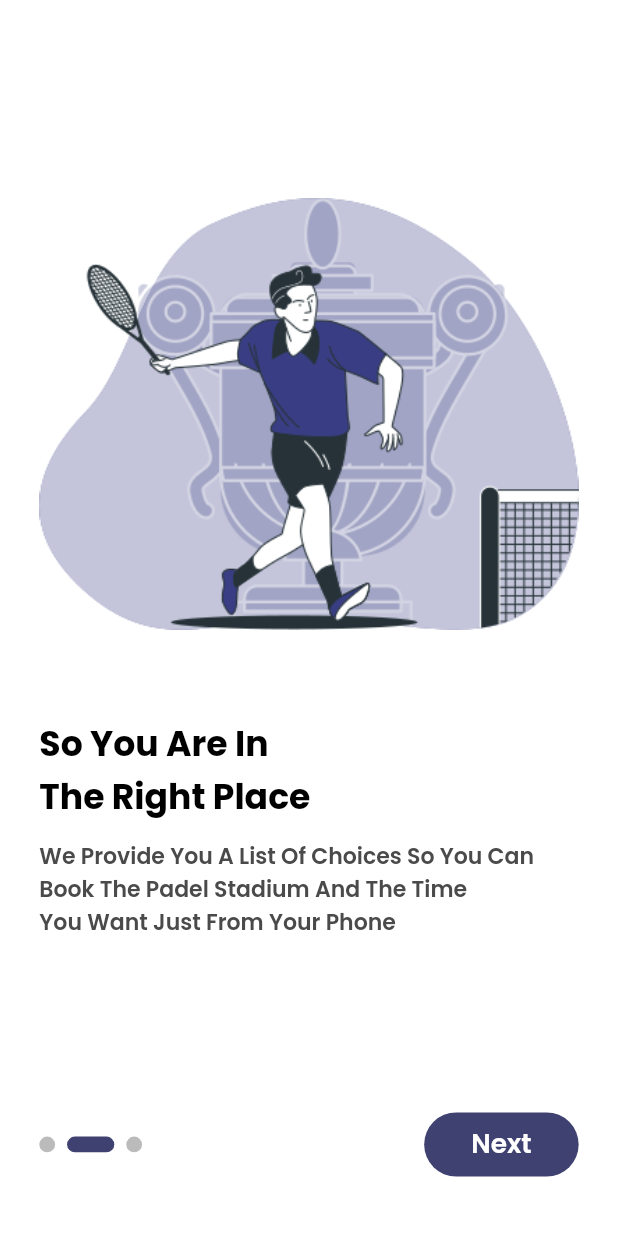
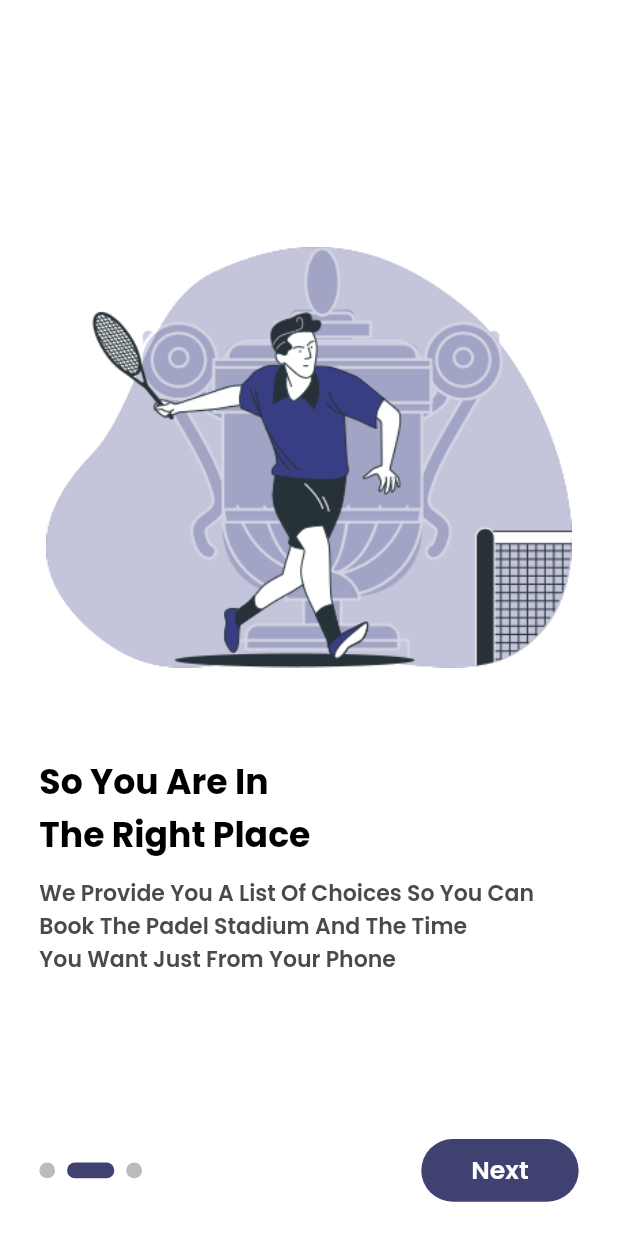
Before and after one commit to Salah-E-Messaoudi/padel, a Flutter app: the screen it shows after launch, after a tap on "Next", on a phone screen of 412 x 824 dp. Run offline on Flutter 3.47's test engine with Material 2 defaults, Android fonts, the light colour scheme and no system bars; drawn by our look-alikes of smooth_page_indicator; our stand-ins replace country_code_picker, firebase_core, firebase_messaging, flutter_datetime_picker, flutter_local_notifications, flutter_screenutil and 6 more; missing offline and left inert: phone_number; accounts and stored records are empty; generated files the repository leaves out were written again; project files that could hold a hidden picture were left out.

Commit message:
bug fixes to wrapper and onboarding

```diff
--- a/lib/src/view_models/wrappers/wrapper.dart
+++ b/lib/src/view_models/wrappers/wrapper.dart
@@ -2,6 +2,7 @@ import 'package:flutter/material.dart';
 import 'package:padel/src/settings/preferences.dart';
 import 'package:padel/src/settings/settings_controller.dart';
 import 'package:padel/src/widgets/authentication.dart';
+import 'package:padel/src/widgets/screens.dart';
 
 class Wrapper extends StatefulWidget {
   const Wrapper({
@@ -30,12 +31,10 @@ class _WrapperState extends State<Wrapper> {
     return FutureBuilder(
         future: getShowOnboarding(),
         builder: (context, snapshot) {
-          // if (showOnboarding == null ||
-          //     snapshot.connectionState == ConnectionState.waiting) {
-          //   return const SplashScreen(
-          //     loading: true,
-          //   );
-          // }
+          if (showOnboarding == null ||
+              snapshot.connectionState == ConnectionState.waiting) {
+            return const SplashScreen(loading: true);
+          }
           if (showOnboarding == true) {
             return Onboarding(
               setShowOnboarding: hideOnboarding,
--- a/lib/src/widgets/authentication/onboarding.dart
+++ b/lib/src/widgets/authentication/onboarding.dart
@@ -1,6 +1,5 @@
 import 'package:flutter/material.dart';
 import 'package:flutter_screenutil/flutter_screenutil.dart';
-import 'package:google_fonts/google_fonts.dart';
 import 'package:padel/src/widgets/widget_models.dart';
 import 'package:smooth_page_indicator/smooth_page_indicator.dart';
 import 'package:flutter_gen/gen_l10n/app_localizations.dart';
@@ -37,13 +36,12 @@ class _OnboardingState extends State<Onboarding> {
 
   @override
   Widget build(BuildContext context) {
-    return SafeArea(
-      child: Scaffold(
+    return Scaffold(
       body: Column(
         crossAxisAlignment: CrossAxisAlignment.center,
-          mainAxisAlignment: MainAxisAlignment.spaceAround,
+        mainAxisAlignment: MainAxisAlignment.spaceBetween,
         children: [
-            SizedBox(height: 20.sp),
+          SizedBox(height: 120.h),
           SizedBox(
             height: 540.h,
             child: PageView(
@@ -59,29 +57,28 @@ class _OnboardingState extends State<Onboarding> {
                 }
               },
               children: [
-                  OnboardingModule(
+                OnboardingWidget(
                   imagePath: 'assets/images/onboarding1.png',
                   title: AppLocalizations.of(context)!.onboarding_title_1,
-                    subtitle:
-                        AppLocalizations.of(context)!.onboarding_subtitle_1,
+                  subtitle: AppLocalizations.of(context)!.onboarding_subtitle_1,
                 ),
-                  OnboardingModule(
+                OnboardingWidget(
                   imagePath: 'assets/images/onboarding2.png',
                   title: AppLocalizations.of(context)!.onboarding_title_2,
-                    subtitle:
-                        AppLocalizations.of(context)!.onboarding_subtitle_2,
+                  subtitle: AppLocalizations.of(context)!.onboarding_subtitle_2,
                 ),
-                  OnboardingModule(
+                OnboardingWidget(
                   imagePath: 'assets/images/onboarding3.png',
                   title: AppLocalizations.of(context)!.onboarding_title_3,
-                    subtitle:
-                        AppLocalizations.of(context)!.onboarding_subtitle_3,
+                  subtitle: AppLocalizations.of(context)!.onboarding_subtitle_3,
                 ),
               ],
             ),
           ),
           Padding(
-              padding: EdgeInsets.symmetric(horizontal: 25.w),
+            padding: EdgeInsets.symmetric(
+                horizontal: 25.w,
+                vertical: MediaQuery.of(context).viewInsets.bottom + 20.h),
             child: Row(
               mainAxisAlignment: MainAxisAlignment.spaceBetween,
               children: [
@@ -95,7 +92,10 @@ class _OnboardingState extends State<Onboarding> {
                     dotWidth: 10.sp,
                   ),
                 ),
-                  CustomIconTextButton(
+                AnimatedContainer(
+                  duration: const Duration(milliseconds: 150),
+                  width: currentIndex < nbPages - 1 ? 100.sp : 150.sp,
+                  child: CustomIconTextButton(
                     label: currentIndex < nbPages - 1
                         ? AppLocalizations.of(context)!.next
                         : AppLocalizations.of(context)!.get_started,
@@ -109,70 +109,13 @@ class _OnboardingState extends State<Onboarding> {
                       }
                     },
                     fontColor: Colors.white,
-                    fontSize: 16.sp,
-                    // fixedSize: Size(0.8.sw, 45.sp),
+                  ),
                 ),
               ],
             ),
           ),
         ],
       ),
-      ),
     );
   }
 }
-
-class OnboardingModule extends StatelessWidget {
-  const OnboardingModule({
-    Key? key,
-    required this.imagePath,
-    required this.title,
-    required this.subtitle,
-  }) : super(key: key);
-  final String imagePath;
-  final String title;
-  final String subtitle;
-
-  @override
-  Widget build(BuildContext context) {
-    return Column(
-      crossAxisAlignment: CrossAxisAlignment.start,
-      mainAxisAlignment: MainAxisAlignment.center,
-      children: [
-        Center(
-          child: Image(
-            image: AssetImage(imagePath),
-            width: 1.sw - 50.w,
-          ),
-        ),
-        SizedBox(height: 60.h),
-        Padding(
-          padding: EdgeInsets.symmetric(horizontal: 25.sp),
-          child: Text(
-            title,
-            style: GoogleFonts.poppins(
-              color: Theme.of(context).textTheme.headline1!.color,
-              fontSize: 22.sp,
-              fontWeight: FontWeight.bold,
-            ),
-            textAlign: TextAlign.left,
-          ),
-        ),
-        SizedBox(height: 10.sp),
-        Padding(
-          padding: EdgeInsets.symmetric(horizontal: 25.sp),
-          child: Text(
-            subtitle,
-            style: GoogleFonts.poppins(
-              color: Theme.of(context).textTheme.headline2!.color,
-              fontSize: 14.sp,
-              fontWeight: FontWeight.w600,
-            ),
-            textAlign: TextAlign.left,
-          ),
-        ),
-        SizedBox(height: 40.h),
-      ],
-    );
-  }
-}
--- a/lib/src/widgets/screens.dart
+++ b/lib/src/widgets/screens.dart
@@ -1,11 +1,12 @@
-export 'package:padel/src/widgets/screens/booking_details.dart';
-export 'package:padel/src/widgets/screens/bookings.dart';
-export 'package:padel/src/widgets/screens/main_screen.dart';
-export 'package:padel/src/widgets/screens/my_friends.dart';
-export 'package:padel/src/widgets/screens/notification.dart';
-export 'package:padel/src/widgets/screens/pending_invitation.dart';
-export 'package:padel/src/widgets/screens/play_system.dart';
-export 'package:padel/src/widgets/screens/profile.dart';
-export 'package:padel/src/widgets/screens/side_menu.dart';
-export 'package:padel/src/widgets/screens/stadium_details.dart';
-export 'package:padel/src/widgets/screens/stadiums.dart';
+export './screens/booking_details.dart';
+export './screens/bookings.dart';
+export './screens/main_screen.dart';
+export './screens/my_friends.dart';
+export './screens/notification.dart';
+export './screens/pending_invitation.dart';
+export './screens/play_system.dart';
+export './screens/profile.dart';
+export './screens/side_menu.dart';
+export './screens/stadium_details.dart';
+export './screens/stadiums.dart';
+export './screens/splash_screen.dart';
--- /dev/null
+++ b/lib/src/widgets/screens/splash_screen.dart
@@ -0,0 +1,48 @@
+import 'package:flutter/material.dart';
+import 'package:flutter_screenutil/flutter_screenutil.dart';
+import 'package:flutter_spinkit/flutter_spinkit.dart';
+import 'package:flutter_svg/flutter_svg.dart';
+
+class SplashScreen extends StatelessWidget {
+  const SplashScreen({
+    Key? key,
+    required this.loading,
+    this.isOverlayed = false,
+  }) : super(key: key);
+
+  final bool loading;
+  final bool isOverlayed;
+
+  @override
+  Widget build(BuildContext context) {
+    return Visibility(
+      visible: loading,
+      child: Scaffold(
+        backgroundColor: isOverlayed
+            ? Theme.of(context).scaffoldBackgroundColor.withOpacity(0.7)
+            : Theme.of(context).scaffoldBackgroundColor,
+        body: Center(
+          child: Column(
+            children: [
+              const Spacer(),
+              Padding(
+                padding: EdgeInsets.symmetric(horizontal: 50.w),
+                child: SvgPicture.asset(
+                  'assets/images/padel_logo.svg',
+                  fit: BoxFit.contain,
+                  width: 0.7.sw,
+                  height: 0.3.sh,
+                ),
+              ),
+              SpinKitSpinningLines(
+                color: Theme.of(context).primaryColor,
+                size: 50.sp,
+              ),
+              const Spacer(),
+            ],
+          ),
+        ),
+      ),
+    );
+  }
+}
--- a/lib/src/widgets/widget_models.dart
+++ b/lib/src/widgets/widget_models.dart
@@ -1,2 +1,3 @@
 export 'package:padel/src/widgets/widget_models/custom_textformfield.dart';
 export 'package:padel/src/widgets/widget_models/custom_icontextbutton.dart';
+export './widget_models/onboarding_widget.dart';
--- a/lib/src/widgets/widget_models/custom_icontextbutton.dart
+++ b/lib/src/widgets/widget_models/custom_icontextbutton.dart
@@ -11,7 +11,7 @@ class CustomIconTextButton extends StatelessWidget {
       this.disabledcolor,
       this.icon,
       this.onPressed,
-      this.fontSize = 20,
+      this.fontSize = 16,
       this.fixedSize,
       this.fontColor,
       this.iconColor,
--- /dev/null
+++ b/lib/src/widgets/widget_models/onboarding_widget.dart
@@ -0,0 +1,58 @@
+import 'package:flutter/material.dart';
+import 'package:flutter_screenutil/flutter_screenutil.dart';
+import 'package:google_fonts/google_fonts.dart';
+
+class OnboardingWidget extends StatelessWidget {
+  const OnboardingWidget({
+    Key? key,
+    required this.imagePath,
+    required this.title,
+    required this.subtitle,
+  }) : super(key: key);
+  final String imagePath;
+  final String title;
+  final String subtitle;
+
+  @override
+  Widget build(BuildContext context) {
+    return Column(
+      crossAxisAlignment: CrossAxisAlignment.start,
+      mainAxisAlignment: MainAxisAlignment.center,
+      children: [
+        Center(
+          child: Image(
+            image: AssetImage(imagePath),
+            width: 0.85.sw,
+          ),
+        ),
+        SizedBox(height: 60.h),
+        Padding(
+          padding: EdgeInsets.symmetric(horizontal: 25.sp),
+          child: Text(
+            title,
+            style: GoogleFonts.poppins(
+              color: Theme.of(context).textTheme.headline1!.color,
+              fontSize: 22.sp,
+              fontWeight: FontWeight.bold,
+            ),
+            textAlign: TextAlign.left,
+          ),
+        ),
+        SizedBox(height: 10.sp),
+        Padding(
+          padding: EdgeInsets.symmetric(horizontal: 25.sp),
+          child: Text(
+            subtitle,
+            style: GoogleFonts.poppins(
+              color: Theme.of(context).textTheme.headline2!.color,
+              fontSize: 14.sp,
+              fontWeight: FontWeight.w600,
+            ),
+            textAlign: TextAlign.left,
+          ),
+        ),
+        SizedBox(height: 40.h),
+      ],
+    );
+  }
+}
```
Lines whose indentation alone changed are shown as unchanged.
